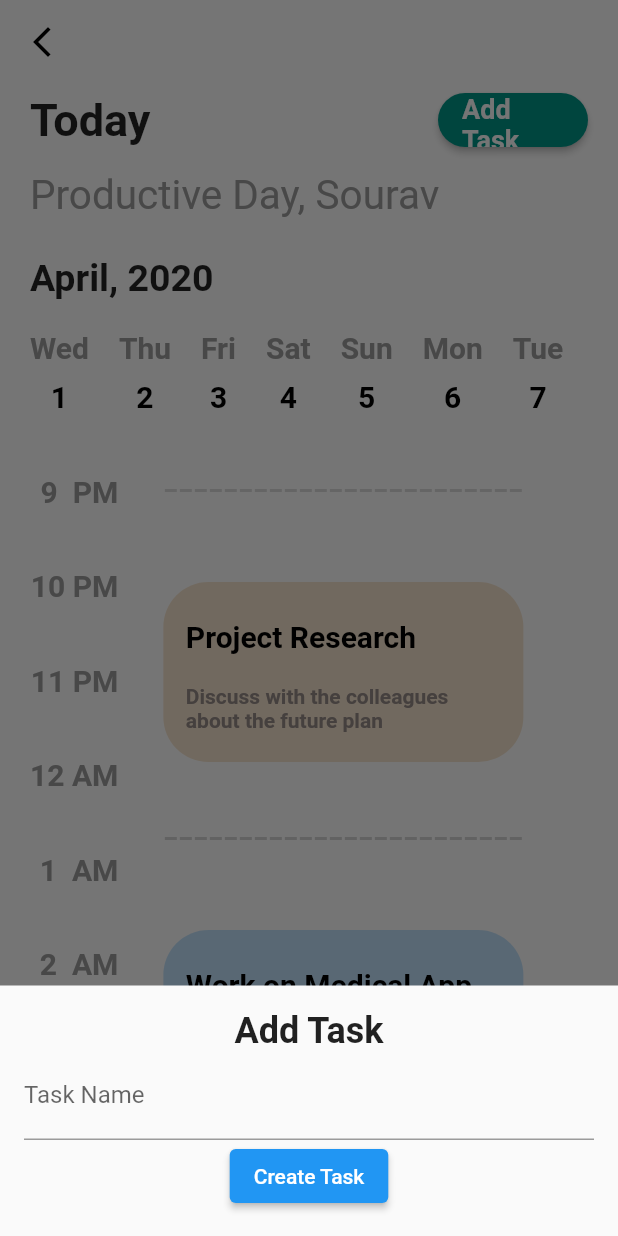
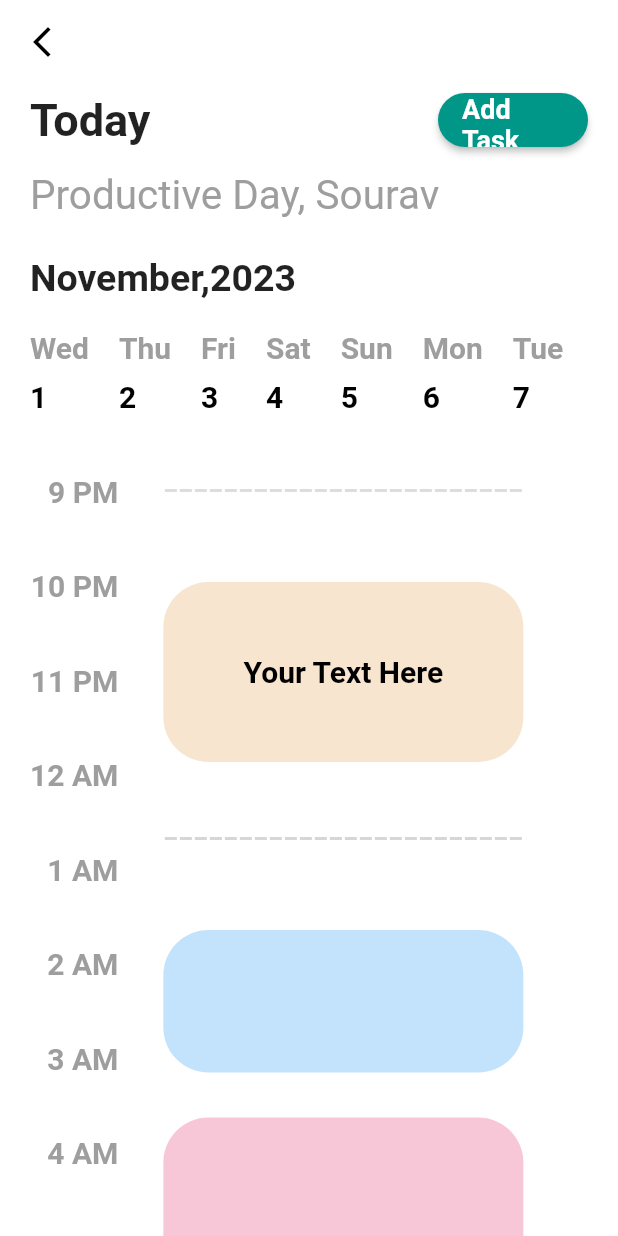
Before and after one commit to babadotin/calenderUI, a Flutter app: the screen it shows after launch, after a tap on "Add Task", on a phone screen of 412 x 824 dp. Run offline on Flutter 3.47's test engine with Material 2 defaults, Android fonts, the phone set to English and light mode, and no system bars.

Commit message:
text ke jagah maine align se wrap kr ke dateformat ka package  use kia jisse jo date mobile me hoga app me wahi show krega

```diff
--- a/lib/main.dart
+++ b/lib/main.dart
@@ -1,11 +1,7 @@
 import 'package:flutter/material.dart';
-import 'package:flutter/services.dart';
+import 'package:intl/intl.dart';
 
 void main() {
-  SystemChrome.setSystemUIOverlayStyle(const SystemUiOverlayStyle(
-    statusBarColor: Colors.orange,
-    // statusBarBrightness: Brightness.light,
-  ));
   runApp(
     const MyApp(),
   );
@@ -45,7 +41,6 @@ class MonthTaskState extends State<MonthTask> {
   List<DateTime> days = [];
   DateTime selectedDate = DateTime.now();
   Color textColor = Colors.black;
-
   @override
   void initState() {
     super.initState();
@@ -73,9 +68,7 @@ class MonthTaskState extends State<MonthTask> {
                   right: 20,
                 ),
                 child: ElevatedButton(
-                  onPressed: () {
-                    _showAddTaskBottomSheet(context);
-                  },
+                  onPressed: () {},
                   style: ElevatedButton.styleFrom(
                     backgroundColor: Colors.teal,
                     fixedSize: const Size(
@@ -117,11 +110,11 @@ class MonthTaskState extends State<MonthTask> {
           const SizedBox(
             height: 25,
           ),
-          const Align(
+          Align(
             alignment: Alignment.centerLeft,
             child: Text(
-              'April, 2020',
-              style: TextStyle(
+              DateFormat('MMMM,y').format(selectedDate),
+              style: const TextStyle(
                 fontSize: 25,
                 fontWeight: FontWeight.bold,
               ),
@@ -148,19 +141,19 @@ class MonthTaskState extends State<MonthTask> {
 
   Widget buildTimeRow() {
     List<String> times = [
-      '9  PM',
+      '9 PM',
       '10 PM',
       '11 PM',
       '12 AM',
-      '1  AM',
-      '2  AM',
-      '3  AM',
-      '4  AM',
-      '5  AM',
-      '6  AM',
-      '7  AM',
-      '8  AM',
-      '9  AM'
+      '1 AM',
+      '2 AM',
+      '3 AM',
+      '4 AM',
+      '5 AM',
+      '6 AM',
+      '7 AM',
+      '8 AM',
+      '9 AM'
     ];
 
     return SingleChildScrollView(
@@ -190,7 +183,7 @@ class MonthTaskState extends State<MonthTask> {
             ),
           ),
           const SizedBox(
-            width: 30,
+            width: 30, //https://github.com/babadotin/Timeline.git
           ),
           Column(
             crossAxisAlignment: CrossAxisAlignment.start,
@@ -225,32 +218,19 @@ class MonthTaskState extends State<MonthTask> {
                   color: const Color.fromARGB(255, 247, 229, 207),
                   borderRadius: BorderRadius.circular(30),
                 ),
-                child: const Padding(
-                  padding: EdgeInsets.only(top: 25.0, left: 15.0),
-                  child: Column(
-                    mainAxisAlignment: MainAxisAlignment.start,
-                    crossAxisAlignment: CrossAxisAlignment.start,
+                child: const Column(
+                  mainAxisAlignment: MainAxisAlignment.center,
+                  crossAxisAlignment: CrossAxisAlignment.center,
                   children: [
                     Text(
-                        'Project Research',
+                      'Your Text Here',
                       style: TextStyle(
                         fontSize: 20,
                         fontWeight: FontWeight.bold,
                         color: Colors.black,
                       ),
                     ),
-                      SizedBox(
-                        height: 20,
-                      ),
-                      Text(
-                        'Discuss with the colleagues\nabout the future plan',
-                        style: TextStyle(
-                          fontWeight: FontWeight.bold,
-                          color: Color.fromARGB(255, 150, 139, 136),
-                        ),
-                      )
                   ],
-                  ),
                 ),
               ),
               const SizedBox(
@@ -282,33 +262,6 @@ class MonthTaskState extends State<MonthTask> {
                   color: const Color.fromARGB(255, 195, 227, 252),
                   borderRadius: BorderRadius.circular(30),
                 ),
-                child: const Padding(
-                  padding: EdgeInsets.only(top: 25.0, left: 15.0),
-                  child: Column(
-                    mainAxisAlignment: MainAxisAlignment.start,
-                    crossAxisAlignment: CrossAxisAlignment.start,
-                    children: [
-                      Text(
-                        'Work on Medical App',
-                        style: TextStyle(
-                          fontSize: 20,
-                          fontWeight: FontWeight.bold,
-                          color: Colors.black,
-                        ),
-                      ),
-                      SizedBox(
-                        height: 15,
-                      ),
-                      Text(
-                        'Add medicine tab',
-                        style: TextStyle(
-                          fontWeight: FontWeight.bold,
-                          color: Color.fromARGB(255, 150, 139, 136),
-                        ),
-                      )
-                    ],
-                  ),
-                ),
               ),
               const SizedBox(height: 30),
               Container(
@@ -322,33 +275,6 @@ class MonthTaskState extends State<MonthTask> {
                     215,
                   ),
                   borderRadius: BorderRadius.circular(30),
-                ),
-                child: const Padding(
-                  padding: EdgeInsets.only(top: 25.0, left: 15.0),
-                  child: Column(
-                    mainAxisAlignment: MainAxisAlignment.start,
-                    crossAxisAlignment: CrossAxisAlignment.start,
-                    children: [
-                      Text(
-                        'Work on Medical App',
-                        style: TextStyle(
-                          fontSize: 20,
-                          fontWeight: FontWeight.bold,
-                          color: Colors.black,
-                        ),
-                      ),
-                      SizedBox(
-                        height: 15,
-                      ),
-                      Text(
-                        'Add medicine tab',
-                        style: TextStyle(
-                          fontWeight: FontWeight.bold,
-                          color: Color.fromARGB(255, 150, 139, 136),
-                        ),
-                      )
-                    ],
-                  ),
                 ),
               ),
             ],
@@ -373,7 +299,7 @@ class MonthTaskState extends State<MonthTask> {
           child: Padding(
             padding: const EdgeInsets.only(right: 20),
             child: Column(
-              crossAxisAlignment: CrossAxisAlignment.center,
+              crossAxisAlignment: CrossAxisAlignment.start,
               children: [
                 Text(
                   dayName,
@@ -437,46 +363,4 @@ class MonthTaskState extends State<MonthTask> {
         return '';
     }
   }
-
-  void _showAddTaskBottomSheet(BuildContext context) {
-    showModalBottomSheet(
-      context: context,
-      isScrollControlled: true,
-      builder: (
-        BuildContext context,
-      ) {
-        return SingleChildScrollView(
-          child: Padding(
-            padding: EdgeInsets.only(
-              bottom: MediaQuery.of(context).viewInsets.bottom,
-            ),
-            child: Container(
-              padding: const EdgeInsets.all(16),
-              child: Column(
-                mainAxisSize: MainAxisSize.min,
-                children: [
-                  const Text(
-                    'Add Task',
-                    style: TextStyle(
-                      fontSize: 24,
-                      fontWeight: FontWeight.bold,
-                    ),
-                  ),
-                  const TextField(
-                    decoration: InputDecoration(labelText: 'Task Name'),
-                  ),
-                  ElevatedButton(
-                    onPressed: () {
-                      Navigator.pop(context);
-                    },
-                    child: const Text('Create Task'),
-                  ),
-                ],
-              ),
-            ),
-          ),
-        );
-      },
-    );
 }
-}
--- a/pubspec.yaml
+++ b/pubspec.yaml
@@ -35,6 +35,7 @@ dependencies:
   # The following adds the Cupertino Icons font to your application.
   # Use with the CupertinoIcons class for iOS style icons.
   cupertino_icons: ^1.0.2
+  intl: ^0.18.1
 
 dev_dependencies:
   flutter_test:
```
Also changed, not shown: pubspec.lock. Lines whose indentation alone changed are shown as unchanged.
